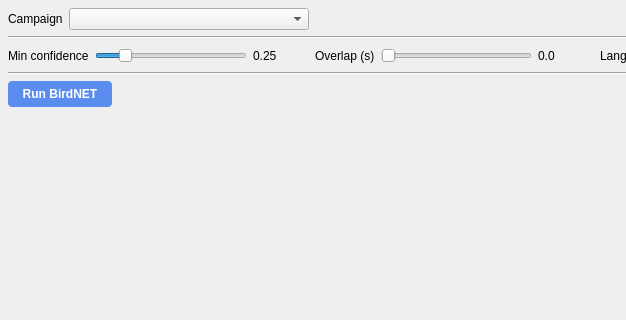
First picture: the form in src/pam_analyzer/ui/panels/birdnet_panel.ui, repository kenwer/pam-analyzer, before the edit; both pictures show x 0 to 626 and y 0 to 320 of the 900 by 700 pixel window.
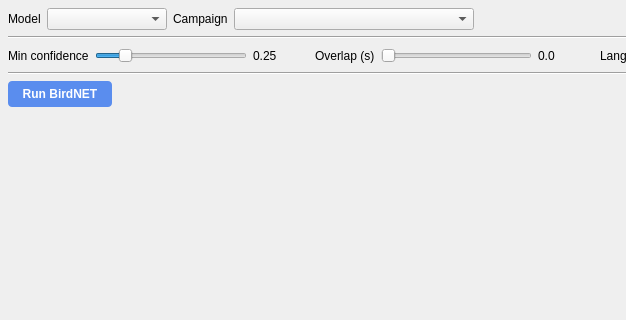
Second picture: the form after the edit.

The edit to the form file:
```diff
--- a/src/pam_analyzer/ui/panels/birdnet_panel.ui
+++ b/src/pam_analyzer/ui/panels/birdnet_panel.ui
@@ -25,6 +25,23 @@
    </property>
    <item>
     <layout class="QHBoxLayout" name="campaign_row">
+     <item>
+      <widget class="QLabel" name="model_label">
+       <property name="text">
+        <string>Model</string>
+       </property>
+      </widget>
+     </item>
+     <item>
+      <widget class="QComboBox" name="model_combo">
+       <property name="minimumSize">
+        <size>
+         <width>120</width>
+         <height>0</height>
+        </size>
+       </property>
+      </widget>
+     </item>
      <item>
       <widget class="QLabel" name="campaign_label">
        <property name="text">
```
